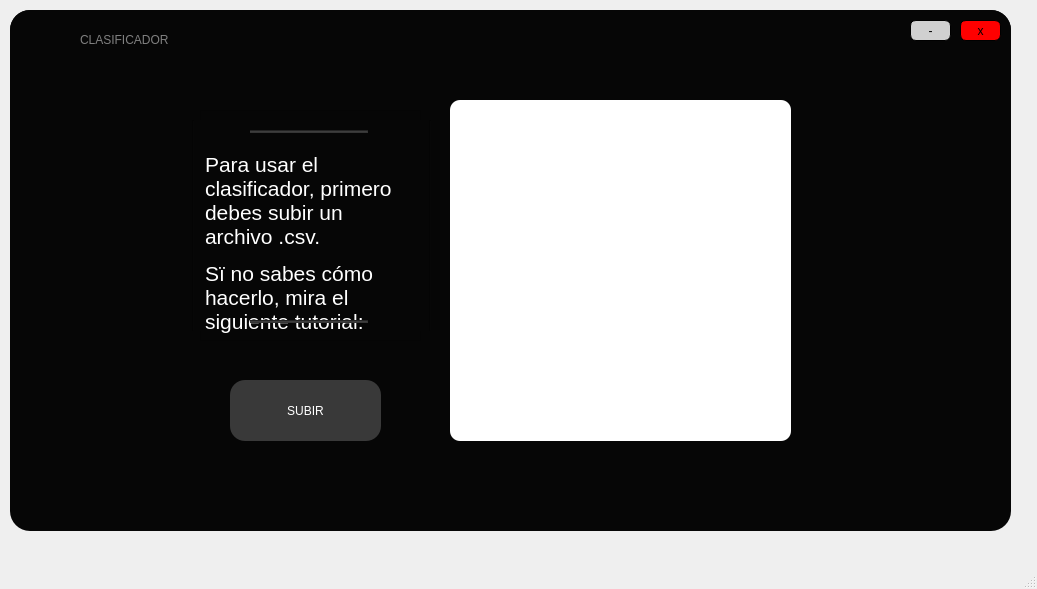
Before: the Qt Designer form Ventana1.ui in ThomyALUN/proyecto1-estructuras, drawn with Qt 5.
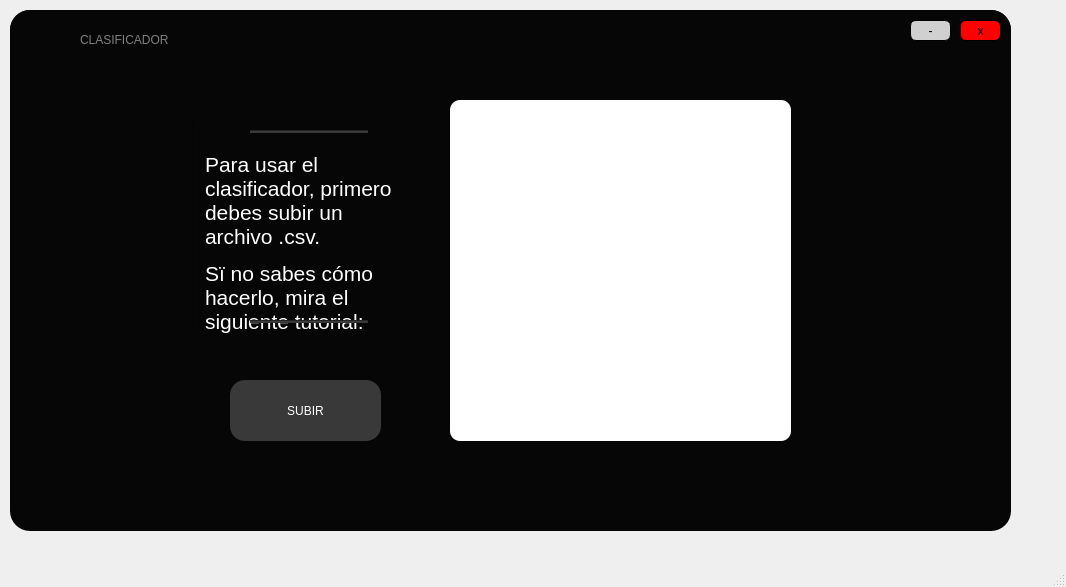
After: the same form once the commit is applied. Icons and pictures are not drawn. Custom widgets are drawn as their Qt base class.

Commit message: Primera ventana corriendo

Diff of the .ui file:
```diff
--- a/Ventana1.ui
+++ b/Ventana1.ui
@@ -6,8 +6,8 @@
    <rect>
     <x>0</x>
     <y>0</y>
-    <width>1037</width>
-    <height>589</height>
+    <width>1066</width>
+    <height>587</height>
    </rect>
   </property>
   <property name="windowTitle">
```
Left out of the diff: 1 changed line with no effect on the pictures. The commit also changes 6 other files.
